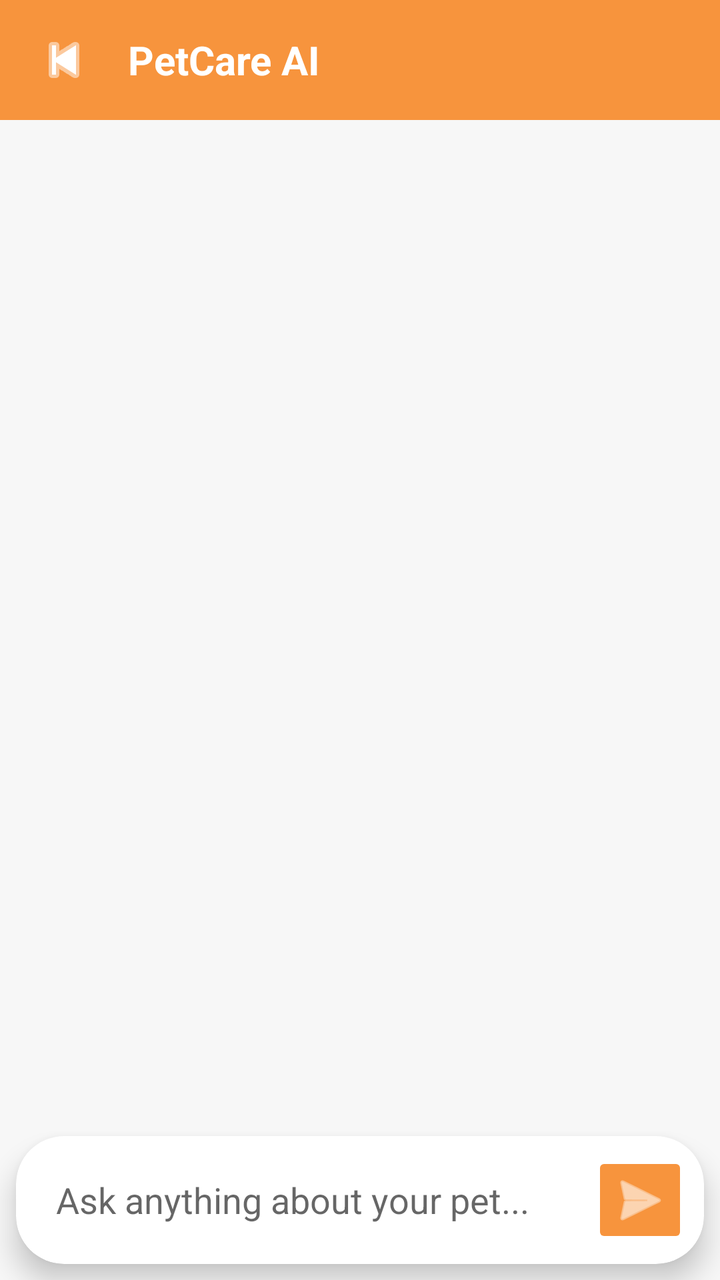
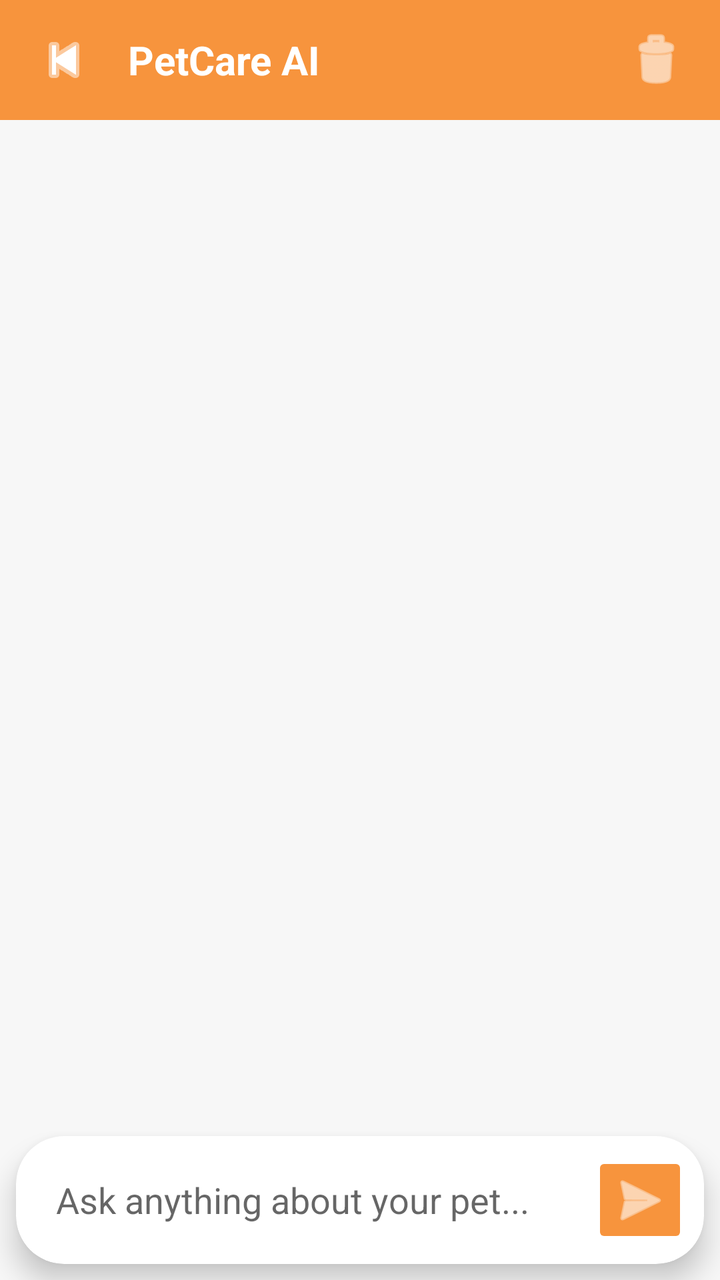

Compare the two renders of this Android layout. The source of the first and the diff that turns it into the second are given below.
<!-- AndroidManifest.xml: application theme Theme.PETCARE -->
<!-- res/layout/activity_chatbot.xml -->
<?xml version="1.0" encoding="utf-8"?>
<androidx.constraintlayout.widget.ConstraintLayout
    xmlns:android="http://schemas.android.com/apk/res/android"
    xmlns:app="http://schemas.android.com/apk/res-auto"
    android:layout_width="match_parent"
    android:layout_height="match_parent"
    android:background="#F7F7F7">

    

    <LinearLayout
        android:id="@+id/topBar"
        android:layout_width="0dp"
        android:layout_height="60dp"
        android:background="#F7943D"
        android:gravity="center_vertical"
        android:orientation="horizontal"
        android:padding="12dp"
        app:layout_constraintTop_toTopOf="parent"
        app:layout_constraintStart_toStartOf="parent"
        app:layout_constraintEnd_toEndOf="parent">

        <ImageButton
            android:id="@+id/btnBack"
            android:layout_width="40dp"
            android:layout_height="40dp"
            android:background="@android:color/transparent"
            android:src="@android:drawable/ic_media_previous"
            android:tint="@android:color/white"/>

        <TextView
            android:layout_width="wrap_content"
            android:layout_height="wrap_content"
            android:text="PetCare AI"
            android:textColor="@android:color/white"
            android:textStyle="bold"
            android:textSize="20sp"
            android:layout_marginStart="12dp"/>
    </LinearLayout>

    

    <androidx.recyclerview.widget.RecyclerView
        android:id="@+id/recyclerView"
        android:layout_width="0dp"
        android:layout_height="0dp"
        android:padding="8dp"
        android:clipToPadding="false"
        app:layout_constraintTop_toBottomOf="@id/topBar"
        app:layout_constraintBottom_toTopOf="@id/bottomCard"        app:layout_constraintStart_toStartOf="parent"
        app:layout_constraintEnd_toEndOf="parent"/>

    

    <androidx.cardview.widget.CardView
        android:id="@+id/bottomCard"
        android:layout_width="0dp"
        android:layout_height="wrap_content"
        android:layout_margin="8dp"
        app:cardCornerRadius="24dp"
        app:cardElevation="8dp"
        app:layout_constraintBottom_toBottomOf="parent"
        app:layout_constraintStart_toStartOf="parent"
        app:layout_constraintEnd_toEndOf="parent">

        <LinearLayout
            android:layout_width="match_parent"
            android:layout_height="wrap_content"
            android:orientation="horizontal"
            android:padding="8dp">

            <EditText
                android:id="@+id/etMessage"
                android:layout_width="0dp"
                android:layout_height="48dp"
                android:layout_weight="1"
                android:background="@android:color/transparent"
                android:hint="Ask anything about your pet..."
                android:imeOptions="actionSend"
                android:inputType="textMultiLine"
                android:maxLines="5"
                android:minLines="1"
                android:paddingStart="12dp"
                android:paddingEnd="12dp"/>

            <ImageButton
                android:id="@+id/btnSend"
                android:layout_width="48dp"
                android:layout_height="48dp"
                android:backgroundTint="#F7943D"
                android:src="@android:drawable/ic_menu_send"
                android:tint="@android:color/white"/>

        </LinearLayout>

    </androidx.cardview.widget.CardView>

</androidx.constraintlayout.widget.ConstraintLayout>
<!-- resources referenced by this layout -->
<resources>
  <style name="Theme.PETCARE" parent="Theme.AppCompat.Light.NoActionBar">
          
      </style>
</resources>

<!-- the commit's change to res/layout/activity_chatbot.xml (unified diff, before → after) -->
@@ -5,6 +5,8 @@
     android:layout_width="match_parent"
     android:layout_height="match_parent"
     android:background="#F7F7F7">
+
+    
 
     
 
@@ -29,13 +31,24 @@
             android:tint="@android:color/white"/>
 
         <TextView
-            android:layout_width="wrap_content"
+            android:layout_width="0dp"
             android:layout_height="wrap_content"
+            android:layout_weight="1"
             android:text="PetCare AI"
             android:textColor="@android:color/white"
             android:textStyle="bold"
             android:textSize="20sp"
             android:layout_marginStart="12dp"/>
+
+        <ImageButton
+            android:id="@+id/btnClearChat"
+            android:layout_width="40dp"
+            android:layout_height="40dp"
+            android:background="@android:color/transparent"
+            android:src="@android:drawable/ic_menu_delete"
+            android:tint="@android:color/white"
+            android:contentDescription="Clear chat"/>
+
     </LinearLayout>
 
     
